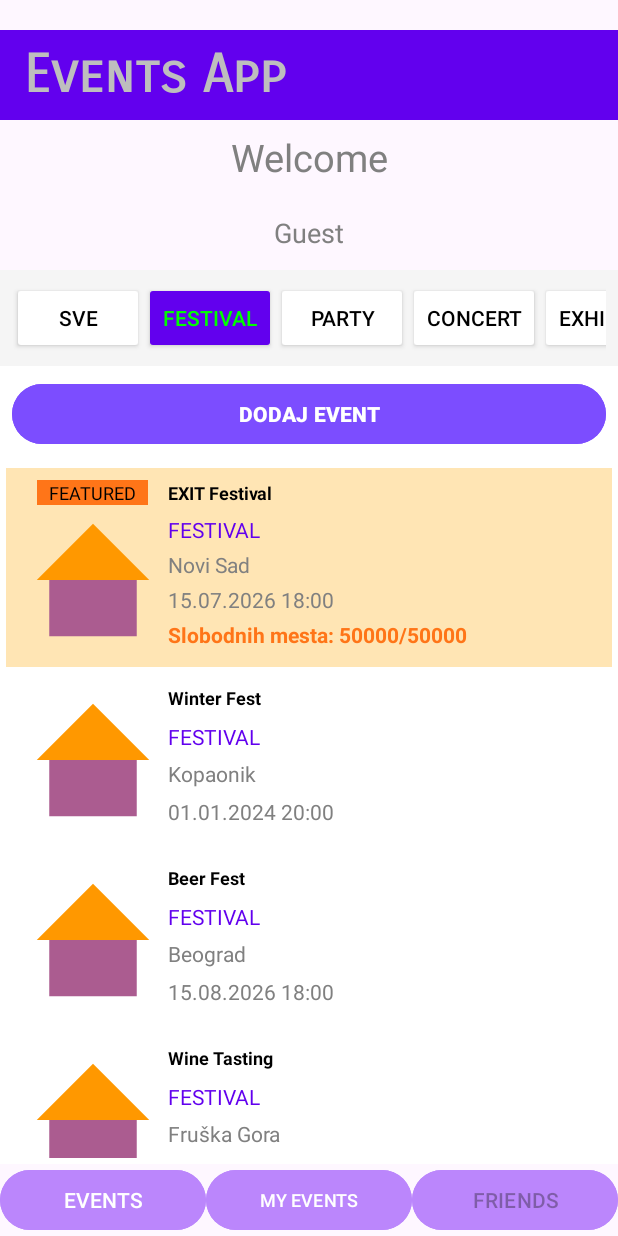
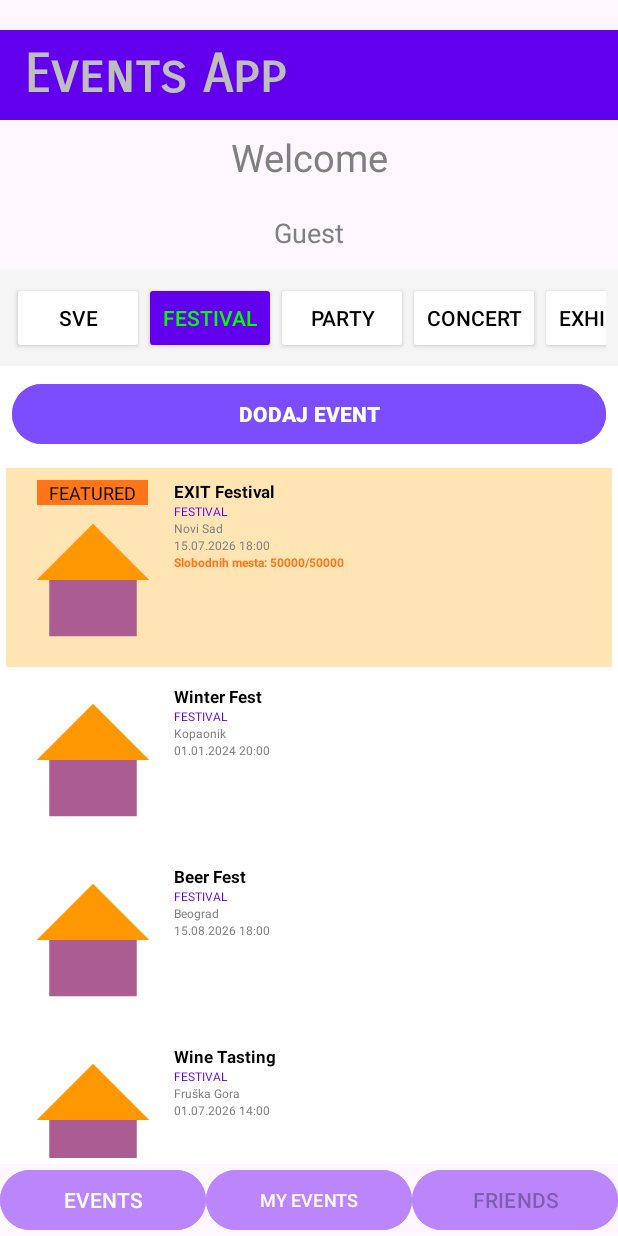
Before and after one commit to marijase/EventApp, an Android app: the EventsActivity screen opened directly, with no data from a screen before it, after a tap on "FESTIVAL", on a phone screen of 412 x 824 dp. Run offline under Robolectric (Android 15) with nearby library versions, the phone set to English and light mode, and no system bars.

Commit message:
Commit 3.7 (final kt3)

```diff
--- a/app/src/main/java/marija/sekulic/eventsapp/AttendanceDAO.java
+++ b/app/src/main/java/marija/sekulic/eventsapp/AttendanceDAO.java
@@ -44,7 +44,6 @@ public class AttendanceDAO {
     public String setAttending(int userId, int eventId) {
         SQLiteDatabase db = dbHelper.getWritableDatabase();
 
-        // 1. Provera kapaciteta (iz PDF zahteve)
         Cursor eventCursor = db.rawQuery("SELECT promoted, kapacitet, brojPrisutnih FROM events WHERE id = ?",
                 new String[]{String.valueOf(eventId)});
 
@@ -61,7 +60,7 @@ public class AttendanceDAO {
         }
         eventCursor.close();
 
-        // 2. Provera postojećeg zapisa u attendance (Prelazak sa INTERESTED na ATTENDING)
+        // Provera postojećeg zapisa u attendance (Prelazak sa INTERESTED na ATTENDING)
         Cursor attCursor = db.rawQuery("SELECT prisustvo FROM attendance WHERE userId = ? AND eventId = ?",
                 new String[]{String.valueOf(userId), String.valueOf(eventId)});
 
@@ -75,7 +74,7 @@ public class AttendanceDAO {
                 db.close();
                 return "Već ste prijavljeni za ovaj događaj!";
             }
-            // Update postojećeg reda kako zahteva asistent ("postojeći zapis se updejtuje")
+            // Update postojećeg zapisa
             db.update("attendance", values, "userId = ? AND eventId = ?",
                     new String[]{String.valueOf(userId), String.valueOf(eventId)});
         } else {
@@ -86,7 +85,6 @@ public class AttendanceDAO {
         }
         attCursor.close();
 
-        // Ažuriranje broja prisutnih u tabeli events
         db.execSQL("UPDATE events SET brojPrisutnih = brojPrisutnih + 1 WHERE id = ?", new Object[]{eventId});
         db.close();
         return "Uspešno ste se prijavili!";
--- a/app/src/main/java/marija/sekulic/eventsapp/AttendingEventsActivity.java
+++ b/app/src/main/java/marija/sekulic/eventsapp/AttendingEventsActivity.java
@@ -41,7 +41,7 @@ public class AttendingEventsActivity extends AppCompatActivity {
 
         List<Event> upcoming = attendanceDAO.getAttendingEvents(userId);
 
-        // svi prošli eventi iz baze automatski idu u past sekciju (tvoj zahtev)
+        // svi prošli eventi iz baze automatski idu u past sekciju
         List<Event> sviEventi = eventDAO.getAllEvents();
         List<Event> past = new ArrayList<>();
         for (Event e : sviEventi) {
--- a/app/src/main/java/marija/sekulic/eventsapp/PasswordActivity.java
+++ b/app/src/main/java/marija/sekulic/eventsapp/PasswordActivity.java
@@ -52,7 +52,7 @@ public class PasswordActivity extends AppCompatActivity {
                 String user = sp.getString("current_user", "");
                 UserDAO userDAO = new UserDAO(PasswordActivity.this);
 
-                // 5. ISPRAVLJENO: Prosleđujemo tvog 'user'-a umesto 'loggedInUser'
+                // Prosleđujemo tvog 'user'-a umesto 'loggedInUser'
                 if (!userDAO.checkLogin(user, currentInput)) {
                     current_pass.setError("Trenutna lozinka nije tačna!");
                     current_pass.setText("");
@@ -61,11 +61,10 @@ public class PasswordActivity extends AppCompatActivity {
                     return;
                 }
 
-                // 6. Ako je stara lozinka uspešno proverena kroz bazu, upisujemo novu lozinku u bazu!
+                // Ako je stara lozinka uspešno proverena kroz bazu, upisujemo novu lozinku u bazu!
                 boolean uspesnoIzmenjeno = userDAO.updateUserPassword(user, newInput);
 
                 if (uspesnoIzmenjeno) {
-                    // Ažuriramo SharedPreferences čisto da se osiguramo ako ti zatreba negde u sesiji
                     SharedPreferences.Editor editor = sp.edit();
                     editor.putString("registered_password", newInput);
                     editor.putString("current_password", newInput);
--- a/app/src/main/java/marija/sekulic/eventsapp/RatingActivity.java
+++ b/app/src/main/java/marija/sekulic/eventsapp/RatingActivity.java
@@ -48,10 +48,10 @@ public class RatingActivity extends AppCompatActivity {
                 return;
             }
 
-            // 2. Pravimo radnika za bazu podataka
+            // Pravimo radnika za bazu podataka
             EventDAO eventDAO = new EventDAO(RatingActivity.this);
 
-            // 3. Tražimo događaj iz baze preko ID-ja (onog što smo maločas sredili u EventDAO)
+            // Tražimo događaj iz baze preko ID-ja (onog u EventDAO)
             Event event = eventDAO.getEventById(eventId);
 
             if (event != null) {
--- a/app/src/main/res/layout/event_item.xml
+++ b/app/src/main/res/layout/event_item.xml
@@ -37,45 +37,47 @@
         android:layout_width="0dp"
         android:layout_height="match_parent"
         android:layout_weight="1"
-        android:orientation="vertical">
+        android:orientation="vertical"
+        android:paddingStart="4dp"
+        android:paddingEnd="4dp"
+        >
         <TextView
             android:id="@+id/txt_event_name"
             android:layout_width="match_parent"
-            android:layout_height="0dp"
-            android:textSize="12sp"
+            android:layout_height="wrap_content"
+            android:textSize="11sp"
             android:textColor="@android:color/black"
             android:textStyle="bold"
-            android:layout_weight="1"
-            android:gravity="start"/>
+            />
         <TextView
             android:id="@+id/txt_category"
             android:layout_width="match_parent"
-            android:layout_height="0dp"
+            android:layout_height="wrap_content"
+            android:textSize="8sp"
             android:textColor="@color/ljubicasta_tamnija"
-            android:layout_weight="1"
-            android:gravity="start"/>
+            />
         <TextView
             android:id="@+id/txt_location"
             android:layout_width="match_parent"
-            android:layout_height="0dp"
+            android:layout_height="wrap_content"
+            android:textSize="8sp"
             android:textColor="@color/siva"
-            android:layout_weight="1"
-            android:gravity="start"/>
+            />
         <TextView
             android:id="@+id/txt_date"
             android:layout_width="match_parent"
-            android:layout_height="0dp"
+            android:layout_height="wrap_content"
+            android:textSize="8sp"
             android:textColor="@color/siva"
-            android:layout_weight="1"
-            android:gravity="start"/>
+            />
         <TextView
             android:id="@+id/txt_capacity"
             android:layout_width="match_parent"
-            android:layout_height="0dp"
+            android:layout_height="wrap_content"
+            android:textSize="8sp"
             android:textColor="@color/narandzasta_tamnija"
-            android:layout_weight="1"
             android:textStyle="bold"
-            android:gravity="start"/>
+            />
     </LinearLayout>
 
     <!-- new: layout_gravity="center_vertical" da bude vertikalno centriran -->
```
Also changed, not shown: app/src/main/java/marija/sekulic/eventsapp/CreateEventActivity.java (+8 -3 lines), app/src/main/java/marija/sekulic/eventsapp/EventDAO.java (+1 -18 lines), app/src/main/java/marija/sekulic/eventsapp/InterestedEventsActivity.java (+9 -3 lines), app/src/main/java/marija/sekulic/eventsapp/UserDAO.java (+3 -8 lines).
